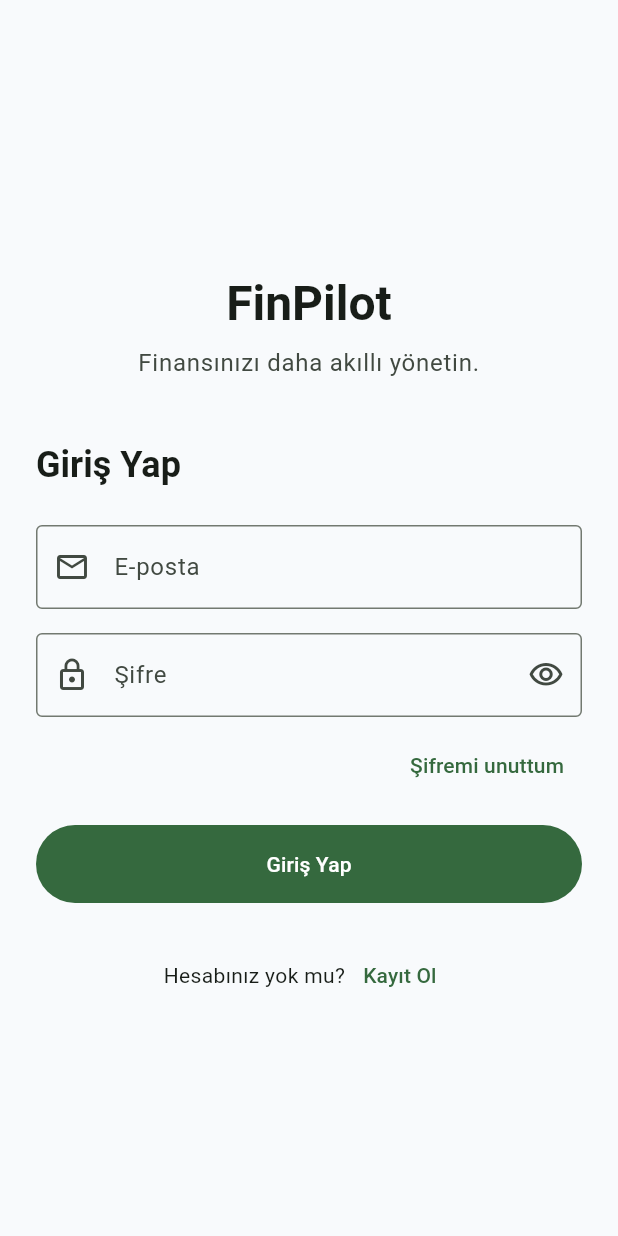
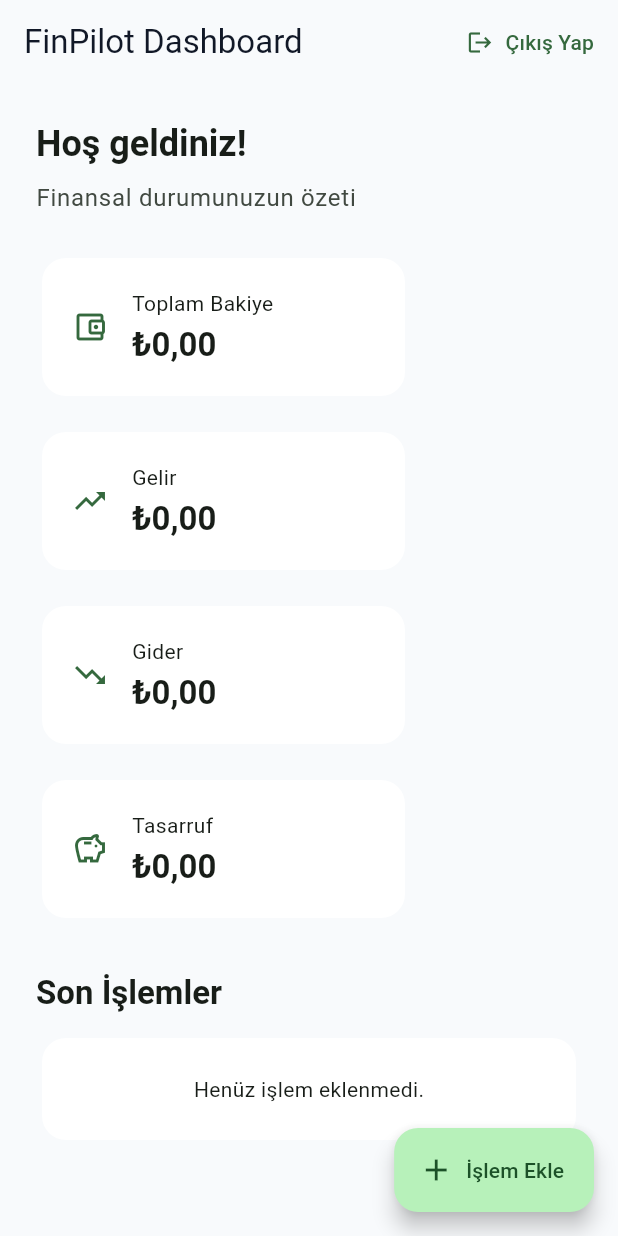
Before and after one commit to burakakcay/FinPilot, a Flutter app: the screen it shows after launch, on a phone screen of 412 x 824 dp. Run offline on Flutter 3.47's test engine with Material 3 defaults, Android fonts, the phone set to English and light mode, and no system bars; our stand-ins replace firebase_auth, firebase_core; accounts and stored records are empty.

Commit message:
feat: kimlik doğrulama ve yerel işlem yönetimi eklendi

```diff
--- /dev/null
+++ b/finpilot/lib/features/dashboard/screens/dashboard_screen.dart
@@ -0,0 +1,294 @@
+import 'package:finpilot/features/auth/services/auth_service.dart';
+import 'package:finpilot/features/transactions/screens/add_transaction_screen.dart';
+import 'package:finpilot/shared/models/transaction_model.dart';
+import 'package:flutter/foundation.dart';
+import 'package:flutter/material.dart';
+
+class DashboardScreen extends StatefulWidget {
+  const DashboardScreen({super.key});
+
+  @override
+  State<DashboardScreen> createState() => _DashboardScreenState();
+}
+
+class _DashboardScreenState extends State<DashboardScreen> {
+  final AuthService authService = AuthService();
+  final List<TransactionModel> transactions = [];
+
+  bool isLoading = false;
+  String? hoveredTransactionId;
+
+  // Gelir işlemlerinin toplam tutarını hesaplar.
+  double get totalIncome {
+    return transactions
+        .where((transaction) => transaction.type == TransactionType.income)
+        .fold(0, (total, transaction) => total + transaction.amount);
+  }
+
+  // Gider işlemlerinin toplam tutarını hesaplar.
+  double get totalExpense {
+    return transactions
+        .where((transaction) => transaction.type == TransactionType.expense)
+        .fold(0, (total, transaction) => total + transaction.amount);
+  }
+
+  // Mevcut bakiyeyi gelir ve gider farkından üretir.
+  double get balance => totalIncome - totalExpense;
+
+  String formatMoney(double amount) {
+    return '₺${amount.toStringAsFixed(2).replaceAll('.', ',')}';
+  }
+
+  // İşlem formunu açar ve kaydedilen işlemi geçici listeye ekler.
+  Future<void> openAddTransaction() async {
+    final transaction = await Navigator.push<TransactionModel>(
+      context,
+      MaterialPageRoute(builder: (context) => const AddTransactionScreen()),
+    );
+
+    if (transaction == null || !mounted) return;
+
+    setState(() {
+      transactions.insert(0, transaction);
+    });
+  }
+
+  // Seçilen işlemi listeden kaldırır ve toplamları otomatik günceller.
+  void deleteTransaction(TransactionModel transaction) {
+    setState(() {
+      transactions.removeWhere((item) => item.id == transaction.id);
+    });
+
+    ScaffoldMessenger.of(
+      context,
+    ).showSnackBar(SnackBar(content: Text('${transaction.title} silindi.')));
+  }
+
+  // Firebase oturumunu kapatır; AuthGate aktifken Login ekranına dönülür.
+  Future<void> logout() async {
+    setState(() {
+      isLoading = true;
+    });
+
+    try {
+      await authService.logout();
+    } finally {
+      if (mounted) {
+        setState(() {
+          isLoading = false;
+        });
+      }
+    }
+  }
+
+  @override
+  Widget build(BuildContext context) {
+    final theme = Theme.of(context);
+
+    return Scaffold(
+      appBar: AppBar(
+        title: const Text('FinPilot Dashboard'),
+        actions: [
+          TextButton.icon(
+            onPressed: isLoading ? null : logout,
+            icon: isLoading
+                ? const SizedBox(
+                    width: 18,
+                    height: 18,
+                    child: CircularProgressIndicator(strokeWidth: 2),
+                  )
+                : const Icon(Icons.logout),
+            label: const Text('Çıkış Yap'),
+          ),
+        ],
+      ),
+      body: SingleChildScrollView(
+        padding: const EdgeInsets.all(24),
+        child: Center(
+          child: ConstrainedBox(
+            constraints: const BoxConstraints(maxWidth: 1100),
+            child: Column(
+              crossAxisAlignment: CrossAxisAlignment.start,
+              children: [
+                Text(
+                  'Hoş geldiniz!',
+                  style: theme.textTheme.headlineSmall?.copyWith(
+                    fontWeight: FontWeight.bold,
+                  ),
+                ),
+                const SizedBox(height: 8),
+                Text(
+                  'Finansal durumunuzun özeti',
+                  style: theme.textTheme.bodyLarge?.copyWith(
+                    color: theme.colorScheme.onSurfaceVariant,
+                  ),
+                ),
+                const SizedBox(height: 24),
+                Wrap(
+                  spacing: 16,
+                  runSpacing: 16,
+                  children: [
+                    DashboardSummaryCard(
+                      title: 'Toplam Bakiye',
+                      amount: formatMoney(balance),
+                      icon: Icons.account_balance_wallet_outlined,
+                    ),
+                    DashboardSummaryCard(
+                      title: 'Gelir',
+                      amount: formatMoney(totalIncome),
+                      icon: Icons.trending_up,
+                    ),
+                    DashboardSummaryCard(
+                      title: 'Gider',
+                      amount: formatMoney(totalExpense),
+                      icon: Icons.trending_down,
+                    ),
+                    DashboardSummaryCard(
+                      title: 'Tasarruf',
+                      amount: formatMoney(balance),
+                      icon: Icons.savings_outlined,
+                    ),
+                  ],
+                ),
+                const SizedBox(height: 32),
+                Text(
+                  'Son İşlemler',
+                  style: theme.textTheme.titleLarge?.copyWith(
+                    fontWeight: FontWeight.w600,
+                  ),
+                ),
+                const SizedBox(height: 12),
+                if (transactions.isEmpty)
+                  const Card(
+                    child: Padding(
+                      padding: EdgeInsets.all(24),
+                      child: Center(child: Text('Henüz işlem eklenmedi.')),
+                    ),
+                  )
+                else
+                  Card(
+                    child: Column(
+                      children: transactions.map((transaction) {
+                        final isIncome =
+                            transaction.type == TransactionType.income;
+
+                        return MouseRegion(
+                          onEnter: (_) {
+                            setState(() {
+                              hoveredTransactionId = transaction.id;
+                            });
+                          },
+                          onExit: (_) {
+                            setState(() {
+                              hoveredTransactionId = null;
+                            });
+                          },
+                          child: ListTile(
+                            leading: Icon(
+                              isIncome
+                                  ? Icons.trending_up
+                                  : Icons.trending_down,
+                              color: isIncome
+                                  ? Colors.green
+                                  : theme.colorScheme.error,
+                            ),
+                            title: Text(transaction.title),
+                            subtitle: Text(
+                              '${transaction.category} • '
+                              '${transaction.date.day.toString().padLeft(2, '0')}/'
+                              '${transaction.date.month.toString().padLeft(2, '0')}/'
+                              '${transaction.date.year}',
+                            ),
+                            trailing: Row(
+                              mainAxisSize: MainAxisSize.min,
+                              children: [
+                                Text(
+                                  '${isIncome ? '+' : '-'}'
+                                  '${formatMoney(transaction.amount)}',
+                                  style: TextStyle(
+                                    color: isIncome
+                                        ? Colors.green
+                                        : theme.colorScheme.error,
+                                    fontWeight: FontWeight.bold,
+                                  ),
+                                ),
+                                if (!kIsWeb ||
+                                    hoveredTransactionId == transaction.id) ...[
+                                  const SizedBox(width: 8),
+                                  IconButton(
+                                    tooltip: 'İşlemi Sil',
+                                    onPressed: () {
+                                      deleteTransaction(transaction);
+                                    },
+                                    icon: Icon(
+                                      Icons.delete_outline,
+                                      color: theme.colorScheme.error,
+                                    ),
+                                  ),
+                                ],
+                              ],
+                            ),
+                          ),
+                        );
+                      }).toList(),
+                    ),
+                  ),
+              ],
+            ),
+          ),
+        ),
+      ),
+      floatingActionButton: FloatingActionButton.extended(
+        onPressed: openAddTransaction,
+        icon: const Icon(Icons.add),
+        label: const Text('İşlem Ekle'),
+      ),
+    );
+  }
+}
+
+class DashboardSummaryCard extends StatelessWidget {
+  const DashboardSummaryCard({
+    super.key,
+    required this.title,
+    required this.amount,
+    required this.icon,
+  });
+
+  final String title;
+  final String amount;
+  final IconData icon;
+
+  @override
+  Widget build(BuildContext context) {
+    final theme = Theme.of(context);
+
+    return SizedBox(
+      width: 250,
+      child: Card(
+        child: Padding(
+          padding: const EdgeInsets.all(20),
+          child: Row(
+            children: [
+              Icon(icon, color: theme.colorScheme.primary),
+              const SizedBox(width: 16),
+              Column(
+                crossAxisAlignment: CrossAxisAlignment.start,
+                children: [
+                  Text(title, style: theme.textTheme.bodyMedium),
+                  const SizedBox(height: 4),
+                  Text(
+                    amount,
+                    style: theme.textTheme.titleLarge?.copyWith(
+                      fontWeight: FontWeight.bold,
+                    ),
+                  ),
+                ],
+              ),
+            ],
+          ),
+        ),
+      ),
+    );
+  }
+}
--- a/finpilot/lib/main.dart
+++ b/finpilot/lib/main.dart
@@ -1,4 +1,5 @@
-import 'package:finpilot/features/auth/screens/login_screen.dart';
+import 'package:finpilot/features/auth/screens/auth_gate.dart';
+import 'package:finpilot/features/dashboard/screens/dashboard_screen.dart';
 import 'package:firebase_core/firebase_core.dart';
 import 'package:flutter/material.dart';
 
@@ -6,12 +7,16 @@ import 'core/theme/app_theme.dart';
 import 'firebase_options.dart';
 
 Future<void> main() async {
+  // Firebase gibi platform servislerini uygulama başlatılmadan önce hazırlar.
   WidgetsFlutterBinding.ensureInitialized();
 
+  // Firebase bağlantısını platforma ait yapılandırma ile başlatır.
   await Firebase.initializeApp(options: DefaultFirebaseOptions.currentPlatform);
 
   runApp(const FinPilotApp());
 }
+
+const bool bypassAuthentication = true;
 
 class FinPilotApp extends StatelessWidget {
   const FinPilotApp({super.key});
@@ -26,7 +31,9 @@ class FinPilotApp extends StatelessWidget {
       darkTheme: AppTheme.darkTheme,
       themeMode: ThemeMode.system,
 
-      home: const LoginScreen(),
+      // Oturum durumuna göre Login veya Dashboard ekranını gösterir.
+      // home: const AuthGate(),
+      home: bypassAuthentication ? const DashboardScreen() : const AuthGate(),
     );
   }
 }
--- /dev/null
+++ b/finpilot/lib/shared/models/transaction_model.dart
@@ -0,0 +1,66 @@
+enum TransactionType { income, expense }
+
+class TransactionModel {
+  const TransactionModel({
+    required this.id,
+    required this.title,
+    required this.amount,
+    required this.type,
+    required this.category,
+    required this.date,
+    this.note,
+  });
+
+  final String id;
+  final String title;
+  final double amount;
+  final TransactionType type;
+  final String category;
+  final DateTime date;
+  final String? note;
+
+  TransactionModel copyWith({
+    String? id,
+    String? title,
+    double? amount,
+    TransactionType? type,
+    String? category,
+    DateTime? date,
+    String? note,
+  }) {
+    return TransactionModel(
+      id: id ?? this.id,
+      title: title ?? this.title,
+      amount: amount ?? this.amount,
+      type: type ?? this.type,
+      category: category ?? this.category,
+      date: date ?? this.date,
+      note: note ?? this.note,
+    );
+  }
+}
+
+class TransactionCategories {
+  static const List<String> income = [
+    'Maaş',
+    'Ek Gelir',
+    'Yatırım Geliri',
+    'Diğer',
+  ];
+
+  static const List<String> expense = [
+    'Market',
+    'Fatura',
+    'Ulaşım',
+    'Sağlık',
+    'Eğitim',
+    'Eğlence',
+    'Yemek',
+    'Kira',
+    'Diğer',
+  ];
+
+  static List<String> forType(TransactionType type) {
+    return type == TransactionType.income ? income : expense;
+  }
+}
```
Also changed, not shown: finpilot/lib/features/auth/screens/auth_gate.dart (added, +31 -0 lines), finpilot/lib/features/auth/screens/login_screen.dart (+70 -2 lines), finpilot/lib/features/auth/services/auth_service.dart (+10 -0 lines), finpilot/lib/features/transactions/screens/add_transaction_screen.dart (added, +235 -0 lines).
